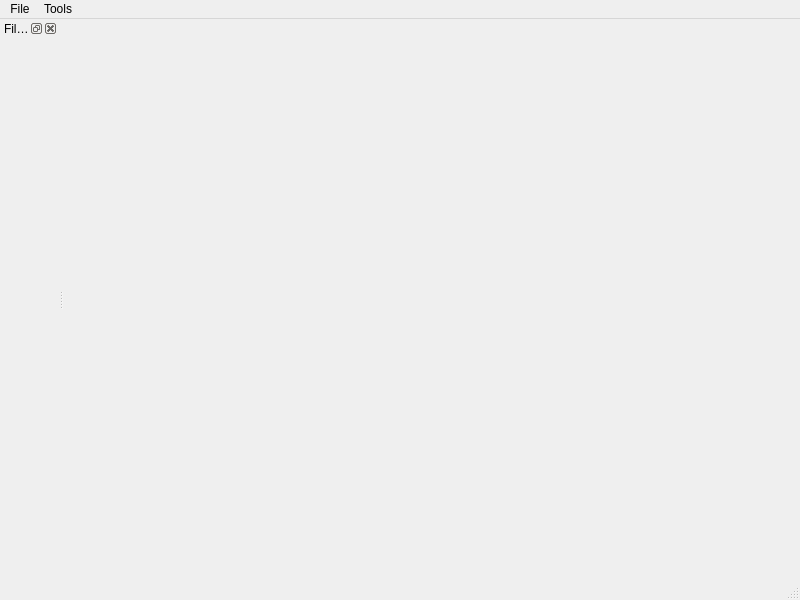
First picture: the form in src/swged/ui/main_window.ui, repository apathyboy/swganh, before the edit.
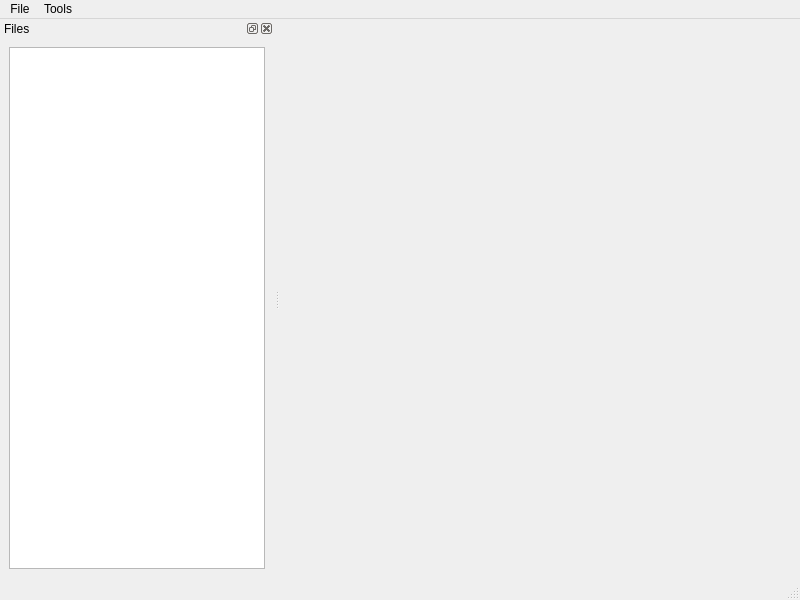
Second picture: the form after the edit. Custom widgets are drawn as their Qt base class.

Commit message:
Added a ProjectManager to handle all the central project glue.
Added a ProjectTree widget for displaying all game data.

```diff
--- a/src/swged/ui/main_window.ui
+++ b/src/swged/ui/main_window.ui
@@ -47,7 +47,23 @@
     <number>1</number>
    </attribute>
    <widget class="QWidget" name="dockWidgetContents">
-    <layout class="QVBoxLayout" name="verticalLayout_2"/>
+    <layout class="QVBoxLayout" name="verticalLayout_2">
+     <item>
+      <widget class="swganh::ProjectTree" name="treeFiles">
+       <property name="rootIsDecorated">
+        <bool>false</bool>
+       </property>
+       <attribute name="headerVisible">
+        <bool>false</bool>
+       </attribute>
+       <column>
+        <property name="text">
+         <string notr="true">1</string>
+        </property>
+       </column>
+      </widget>
+     </item>
+    </layout>
    </widget>
   </widget>
   <action name="actionOptions">
@@ -61,6 +77,13 @@
    </property>
   </action>
  </widget>
+ <customwidgets>
+  <customwidget>
+   <class>swganh::ProjectTree</class>
+   <extends>QTreeWidget</extends>
+   <header>widgets/project_tree.h</header>
+  </customwidget>
+ </customwidgets>
  <resources/>
  <connections/>
 </ui>
```
The commit also changes 9 other files.
